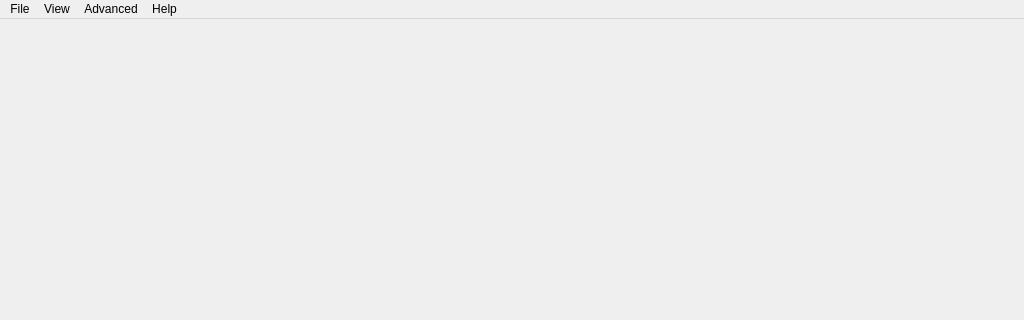
Old version of the form src/ui/MainWindow.ui in the repository tompla-jp/qgroundcontrol; both pictures show x 0 to 1024 and y 0 to 320 of the 1024 by 600 pixel window.
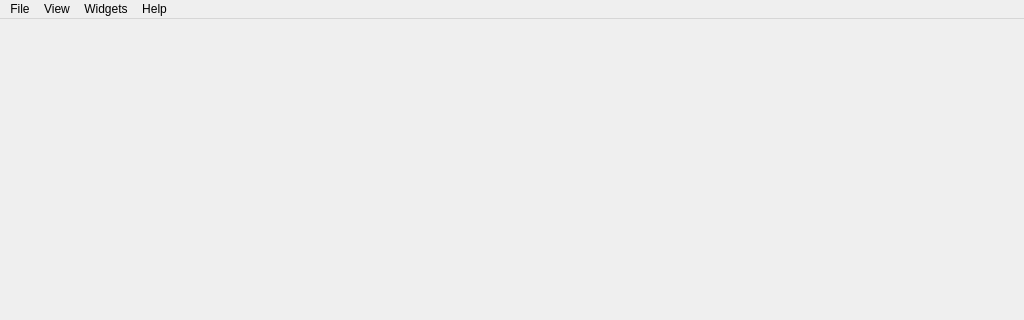
New version of the form.

Patch:
```diff
--- a/src/ui/MainWindow.ui
+++ b/src/ui/MainWindow.ui
@@ -87,9 +87,9 @@
     <addaction name="separator"/>
     <addaction name="actionStatusBar"/>
    </widget>
-   <widget class="QMenu" name="menuAdvanced">
+   <widget class="QMenu" name="menuWidgets">
     <property name="title">
-     <string>Advanced</string>
+     <string>Widgets</string>
     </property>
     <widget class="QMenu" name="menuTools">
      <property name="title">
@@ -104,7 +104,7 @@
    </widget>
    <addaction name="menuMGround"/>
    <addaction name="menuPerspectives"/>
-   <addaction name="menuAdvanced"/>
+   <addaction name="menuWidgets"/>
    <addaction name="menuHelp"/>
   </widget>
   <widget class="QStatusBar" name="statusBar"/>
```
Left out of the diff: 18 changed lines with no effect on the pictures.
